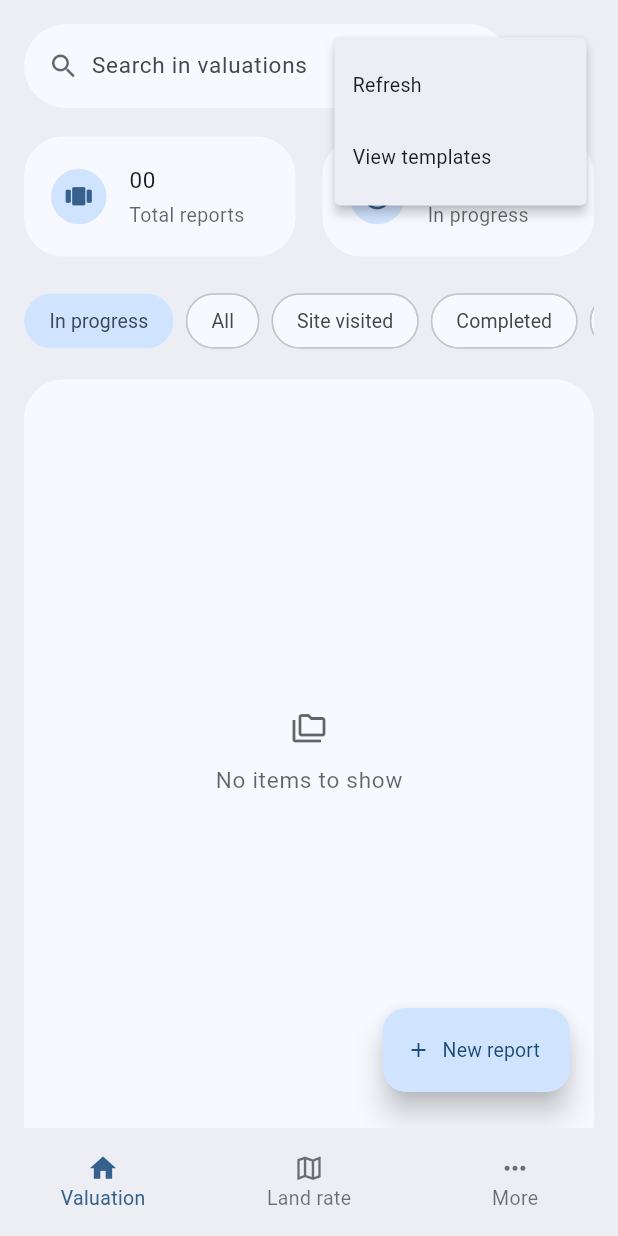
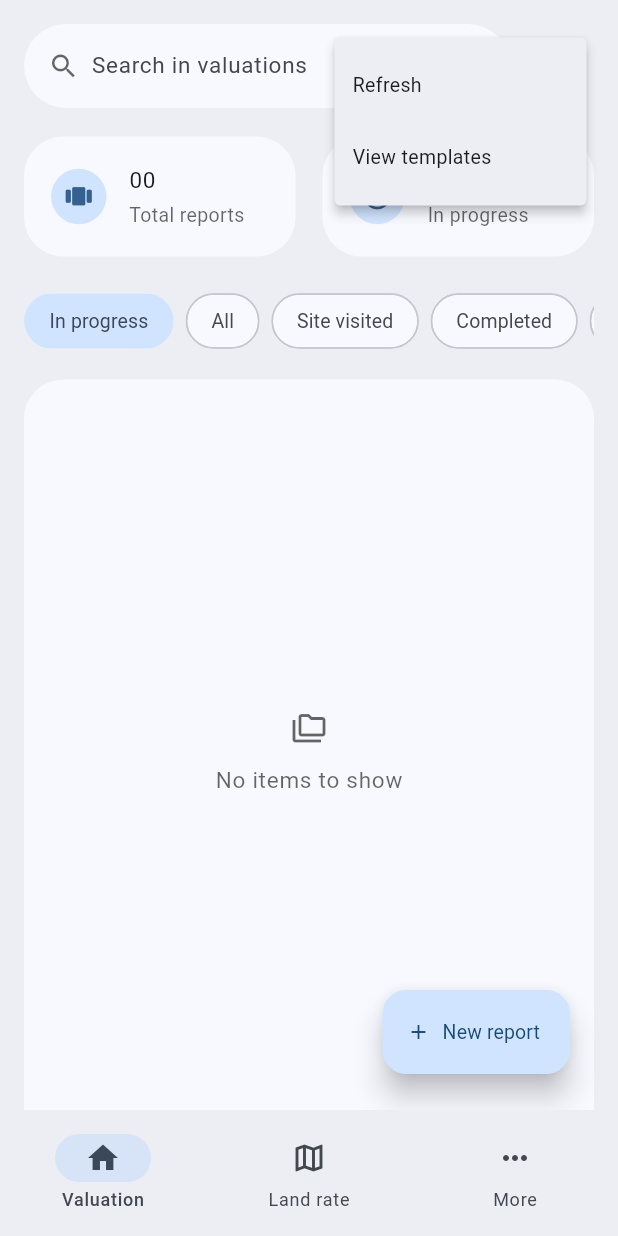
Before and after one commit to deninpaul/ValuatorX, a Flutter app: the HomeScreen screen opened by its route, after a tap on the "more vert" icon, on a phone screen of 412 x 824 dp. Run offline on Flutter 3.47's test engine with Material 3 defaults, Android fonts, the phone set to English and light mode, and no system bars; our stand-ins replace flutter_compass, flutter_dotenv, flutter_map, geocoding, geolocator, hive_ce and 4 more; missing offline and left inert: dart:html, flutter_map_cache, flutter_map_marker_cluster, flutter_quill, http_cache_hive_store, markdown and 2 more; accounts and stored records are empty.

Commit message:
fix: bottombar + excel links

```diff
--- a/lib/pages/home_screen.dart
+++ b/lib/pages/home_screen.dart
@@ -143,13 +143,21 @@ class _HomeScreenState extends State<HomeScreen> {
                 ? Container(
                   padding: EdgeInsets.symmetric(vertical: 8),
                   color: colorScheme.surfaceContainer,
-                  child: BottomNavigationBar(
+                  child: NavigationBar(
                     elevation: 0,
-                    onTap: onSelectTab,
-                    currentIndex: selectedIndex,
+                    height: 68,
+                    onDestinationSelected: onSelectTab,
+                    selectedIndex: selectedIndex,
                     backgroundColor: colorScheme.surfaceContainer,
-                    landscapeLayout: BottomNavigationBarLandscapeLayout.centered,
-                    items: [...tabs.map((tab) => BottomNavigationBarItem(icon: tab.icon, activeIcon: tab.selectedIcon, label: tab.name))],
+                    labelTextStyle: WidgetStateProperty.resolveWith(
+                      (states) => textTheme.labelMedium!.copyWith(
+                        color: colorScheme.onSurfaceVariant,
+                        fontWeight: states.contains(WidgetState.selected) ? FontWeight.w500 : FontWeight.normal,
+                      ),
+                    ),
+                    destinations: [
+                      ...tabs.map((tab) => NavigationDestination(icon: tab.icon, selectedIcon: tab.selectedIcon, label: tab.name)),
+                    ],
                   ),
                 )
                 : null,
--- a/lib/pages/more/more_screen.dart
+++ b/lib/pages/more/more_screen.dart
@@ -194,7 +194,7 @@ class _MoreScreenState extends State<MoreScreen> {
                   Spacer(),
                   Container(
                     padding: EdgeInsets.only(bottom: isMobile(context) ? 8 : 11, top: 18),
-                    child: Text("ValuatorX\nApp Version: v1.0.5", textAlign: TextAlign.center, style: TextStyle(color: theme.hintColor)),
+                    child: Text("ValuatorX\nApp Version: v1.0.7", textAlign: TextAlign.center, style: TextStyle(color: theme.hintColor)),
                   ),
                 ],
               ),
--- a/lib/services/excel_service.dart
+++ b/lib/services/excel_service.dart
@@ -19,7 +19,7 @@ class ExcelService {
     tableRowEndpoint =
         "https://graph.microsoft.com/v1.0/users/$userId/drive/items/$fileId/workbook/tables/$tableName/rows/\$/ItemAt(index=_ID_)";
     fileUploadEndpoint =
-        "https://graph.microsoft.com/v1.0/users/$userId/drive/root:/SAMANTO ASSOCIATES (P) Ltd/00 VALUATION/Apps/Uploads/_NAME_:/content";
+        "https://graph.microsoft.com/v1.0/users/$userId/drive/root:/SAMANTO ASSOCIATES (P) Ltd/00 VALUATION/GENERAL/Apps/Uploads/_NAME_:/content";
     fileEndpoint = "https://graph.microsoft.com/v1.0/users/$userId/drive/items/_ID_";
   }
 
--- a/lib/services/land_rate_service.dart
+++ b/lib/services/land_rate_service.dart
@@ -6,7 +6,7 @@ class LandRateService extends ExcelService {
   final String tableName;
 
   LandRateService({required this.tableName})
-    : super(fileId: "01OTD6NSLISWDC2UGNFRFL3XDPFPUC5YHS", userId: "a328ee73-9709-4f7c-bb40-ae497e488a66", tableName: tableName);
+    : super(fileId: "01OTD6NSN7IGJ5FI3I6VHZYRYP2NPR5CQZ", userId: "a328ee73-9709-4f7c-bb40-ae497e488a66", tableName: tableName);
 
   @override
   Future<List<Map<String, dynamic>>> getExcelTable({required Client client}) async {
--- a/lib/services/onedrive_service.dart
+++ b/lib/services/onedrive_service.dart
@@ -10,7 +10,7 @@ class OneDriveService {
   OneDriveService() {
     userId = "a328ee73-9709-4f7c-bb40-ae497e488a66";
     uploadEndpoint =
-        "https://graph.microsoft.com/v1.0/users/$userId/drive/root:/SAMANTO ASSOCIATES (P) Ltd/00 VALUATION/Apps/Uploads/_NAME_:/content";
+        "https://graph.microsoft.com/v1.0/users/$userId/drive/root:/SAMANTO ASSOCIATES (P) Ltd/00 VALUATION/GENERAL/Apps/Uploads/_NAME_:/content";
     fileEndpoint = "https://graph.microsoft.com/v1.0/users/$userId/drive/items/_ID_";
   }
 
--- a/lib/services/valuation_service.dart
+++ b/lib/services/valuation_service.dart
@@ -5,15 +5,15 @@ import 'package:valuatorx/services/excel_service.dart';
 class ValuationService extends ExcelService {
   ValuationService()
     : super(
-        fileId: "01OTD6NSNAPSCJTVO6YVHLAW2OINAZQBPV",
+        fileId: "01OTD6NSJZ2Y3U2XBEA5EKFSSGHELBADG5",
         userId: "a328ee73-9709-4f7c-bb40-ae497e488a66",
         tableName: "Valuations",
         sheetName: "Data",
       );
 
   final _driveId = "b!bjWHx8vaSUGa2c_fZH7AoTlNAe4QjSFKrgLAyq8Smcgfz6YLhZb1T7j74-c_w8yy";
-  final _reportPath = "/drive/root:/SAMANTO ASSOCIATES (P) Ltd/00 VALUATION/Apps/Uploads";
-  final _templateId = "01OTD6NSJAS6L7SDOXRZBZFNQNIHTN723N";
+  final _reportPath = "/drive/root:/SAMANTO ASSOCIATES (P) Ltd/00 VALUATION/GENERAL/Apps/Uploads";
+  final _templateId = "01OTD6NSL45WSFMTT37RBJ6JCXOIPXL3IG";
 
   Future createNewReportWorksheet({required Client client, required String fileName}) async {
     try {
--- a/pubspec.yaml
+++ b/pubspec.yaml
@@ -1,7 +1,7 @@
 name: valuatorx
 description: "Create and manage valuation reports and more with ValuatorX"
 publish_to: 'none'
-version: 1.0.5+38
+version: 1.0.7+41
 environment:
   sdk: ^3.7.0
 dependencies:
```
